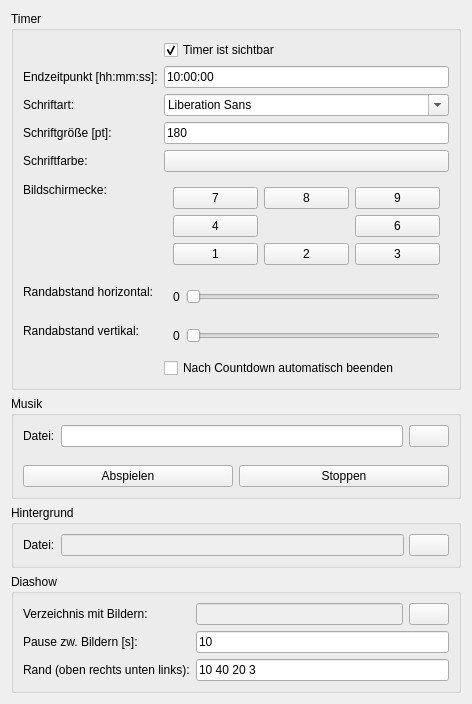
Above: config.ui from wulmer/CountdownApp before the change. Below: the same form after it.
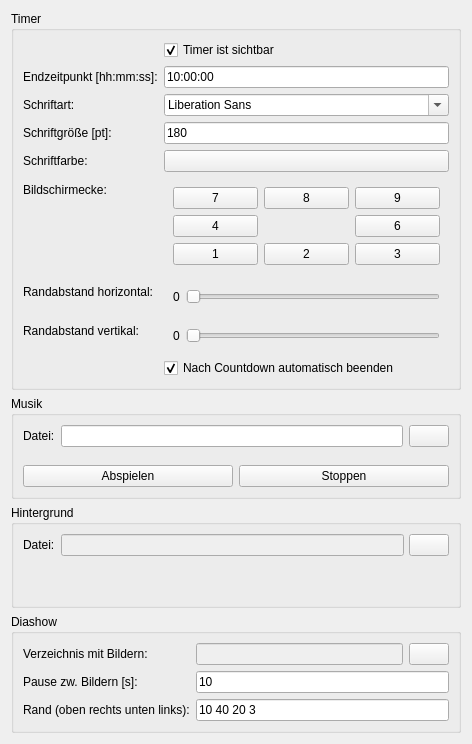
That is the form after the change.

```diff
--- a/config.ui
+++ b/config.ui
@@ -7,7 +7,7 @@
     <x>0</x>
     <y>0</y>
     <width>472</width>
-    <height>600</height>
+    <height>744</height>
    </rect>
   </property>
   <property name="windowTitle">
@@ -223,6 +223,9 @@
         <property name="text">
          <string>Nach Countdown automatisch beenden</string>
         </property>
+        <property name="checked">
+         <bool>true</bool>
+        </property>
        </widget>
       </item>
      </layout>
```
